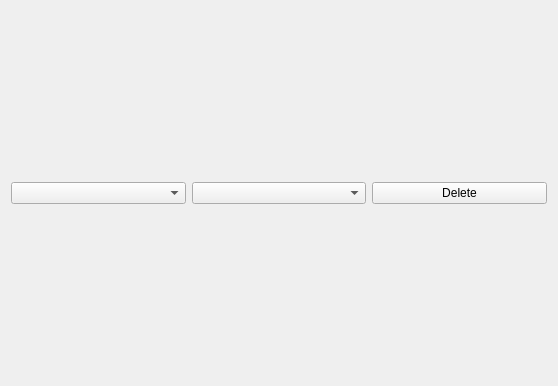
The window that BaxterGBI_gui/src/mapping.ui (EmaroLab/gesture_based_interface) describes before a commit, drawn with Qt 5.
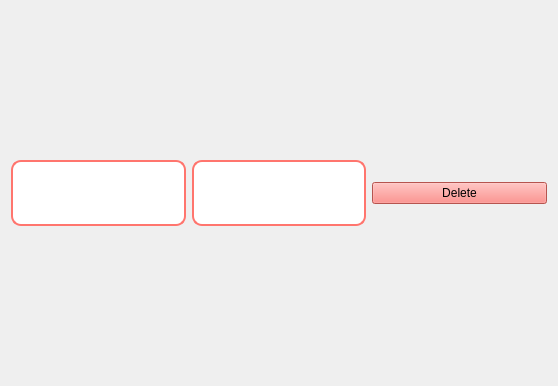
The same window after the commit. Icons and pictures are not drawn.

Diff of the .ui file:
```diff
--- a/BaxterGBI_gui/src/mapping.ui
+++ b/BaxterGBI_gui/src/mapping.ui
@@ -14,7 +14,54 @@
    <string>Form</string>
   </property>
   <property name="styleSheet">
-   <string notr="true"/>
+   <string notr="true">QComboBox {
+    border: 2px solid #FF756E;
+    border-radius: 10px;
+	font: 17pt Comic Sans MS;
+	height:58px;
+    selection-background-color: #FF756E;
+    padding-top: 2px;    
+    padding-bottom: 2px; 
+    padding-left: 4px;
+    padding-right: 4px;
+}
+
+QComboBox:disabled {
+    background-color: #FFFEFE;
+    color: #787878;
+}
+
+QComboBox:hover{
+    background-color:#FF756E;
+}
+
+QComboBox:on {
+    selection-background-color: #FF756E;
+}
+
+QComboBox QAbstractItemView {
+    background-color: #FFFEFE;
+    border-radius: 3px;
+    border: 2px solid #FF483E;
+    selection-color: black;
+    selection-background-color: #FF756E;
+}
+
+QComboBox::drop-down {
+    subcontrol-origin: padding;
+    subcontrol-position: top right;
+    width: 20px;
+    border-left-width: 0px;
+    border-left-color: #FF756E;
+    border-left-style: solid;
+    border-top-right-radius: 3px;
+    border-bottom-right-radius: 3px;
+}
+
+QComboBox::down-arrow {
+    image: url(:/images/arrow.png);
+}
+</string>
   </property>
   <layout class="QHBoxLayout" name="horizontalLayout">
    <item>
@@ -25,6 +72,15 @@
    </item>
    <item>
     <widget class="QPushButton" name="deleteMapping">
+     <property name="styleSheet">
+      <string notr="true">#deleteMapping{
+	background-color:#FF756E;
+}
+
+#deleteMapping:hover{
+	background-color:#FF483E;
+}</string>
+     </property>
      <property name="text">
       <string>Delete</string>
      </property>
```
